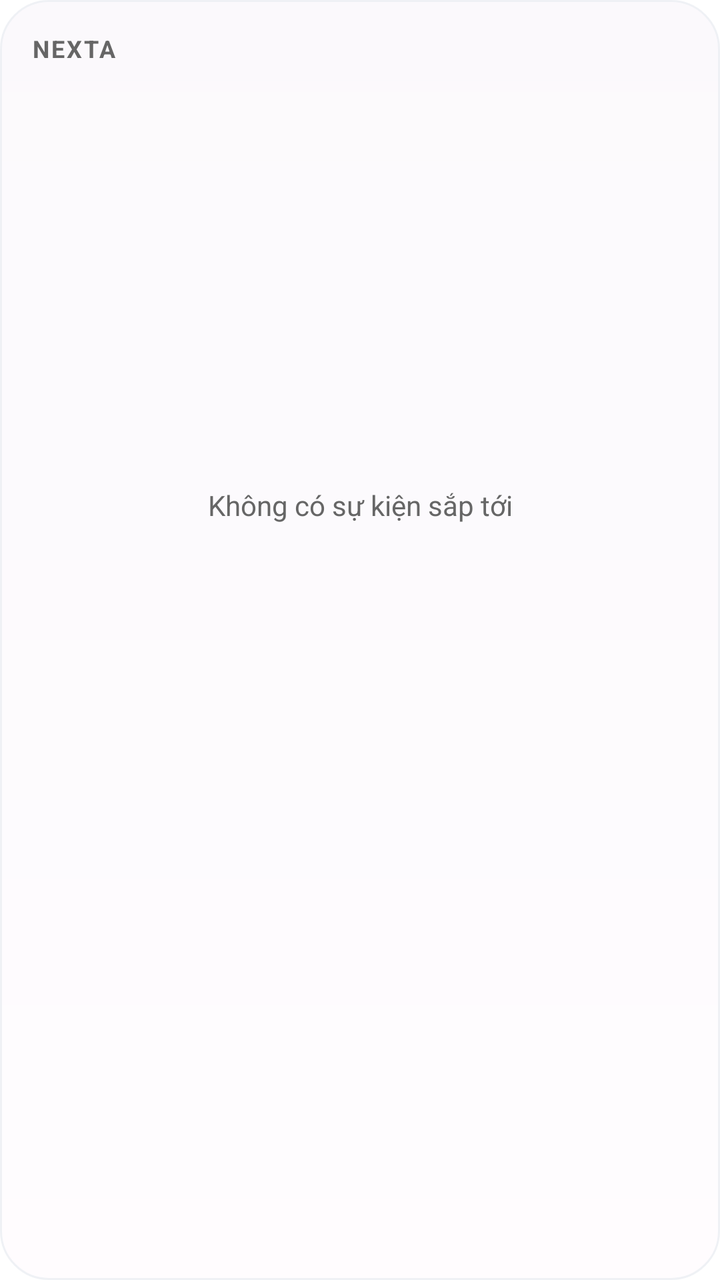
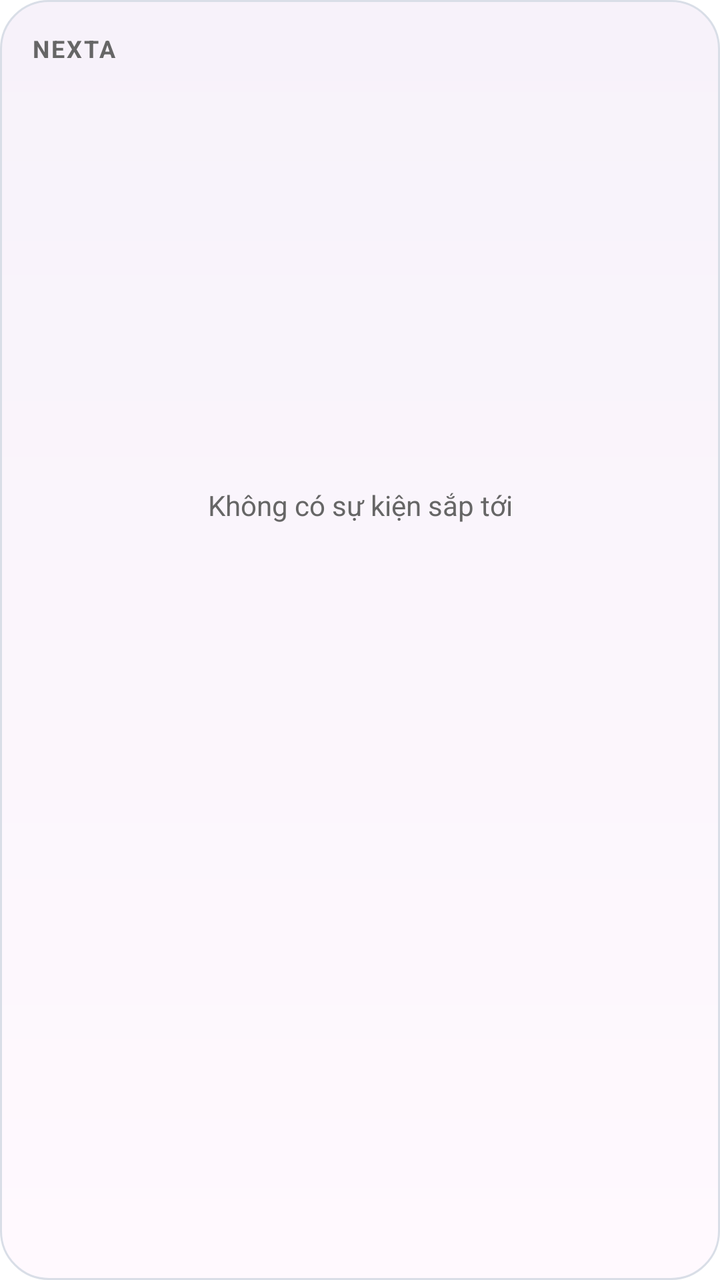

The first picture is an Android layout as it rendered before a commit; the second is the same layout after the commit. The layout source and the unified diff follow.
<!-- AndroidManifest.xml: fallback theme Theme.MaterialComponents.DayNight.NoActionBar -->
<!-- res/layout/nexta_widget.xml -->
<?xml version="1.0" encoding="utf-8"?>
<FrameLayout xmlns:android="http://schemas.android.com/apk/res/android"
    android:layout_width="match_parent"
    android:layout_height="match_parent">

    <View
        android:layout_width="match_parent"
        android:layout_height="match_parent"
        android:background="@drawable/nexta_widget_background"
        android:alpha="0.4" />

    <LinearLayout
        android:layout_width="match_parent"
        android:layout_height="match_parent"
        android:orientation="vertical"
        android:padding="16dp">

        <TextView
            android:id="@+id/widget_header"
            android:layout_width="match_parent"
            android:layout_height="wrap_content"
            android:text="NEXTA"
            android:textSize="12sp"
            android:textStyle="bold"
            android:letterSpacing="0.08"
            android:textColor="#666666" />

        <TextView
            android:id="@+id/widget_empty"
            android:layout_width="match_parent"
            android:layout_height="0dp"
            android:layout_weight="1"
            android:gravity="center"
            android:text="Không có sự kiện sắp tới"
            android:textSize="14sp"
            android:textColor="#666666" />

        <LinearLayout
            android:id="@+id/widget_event_1"
            android:layout_width="match_parent"
            android:layout_height="wrap_content"
            android:orientation="vertical"
            android:paddingTop="10dp"
            android:paddingBottom="8dp">

            <TextView
                android:id="@+id/widget_event_1_title"
                android:layout_width="match_parent"
                android:layout_height="wrap_content"
                android:maxLines="1"
                android:ellipsize="end"
                android:textSize="16sp"
                android:textStyle="bold"
                android:textColor="#202124" />

            <TextView
                android:id="@+id/widget_event_1_time"
                android:layout_width="match_parent"
                android:layout_height="wrap_content"
                android:layout_marginTop="3dp"
                android:textSize="13sp"
                android:textColor="#444444" />

            <TextView
                android:id="@+id/widget_event_1_meta"
                android:layout_width="match_parent"
                android:layout_height="wrap_content"
                android:layout_marginTop="2dp"
                android:maxLines="1"
                android:ellipsize="end"
                android:textSize="12sp"
                android:textColor="#666666" />
        </LinearLayout>

        <LinearLayout
            android:id="@+id/widget_event_2"
            android:layout_width="match_parent"
            android:layout_height="wrap_content"
            android:orientation="vertical"
            android:paddingTop="8dp"
            android:paddingBottom="4dp">

            <TextView
                android:id="@+id/widget_event_2_title"
                android:layout_width="match_parent"
                android:layout_height="wrap_content"
                android:maxLines="1"
                android:ellipsize="end"
                android:textSize="16sp"
                android:textStyle="bold"
                android:textColor="#202124" />

            <TextView
                android:id="@+id/widget_event_2_time"
                android:layout_width="match_parent"
                android:layout_height="wrap_content"
                android:layout_marginTop="3dp"
                android:textSize="13sp"
                android:textColor="#444444" />

            <TextView
                android:id="@+id/widget_event_2_meta"
                android:layout_width="match_parent"
                android:layout_height="wrap_content"
                android:layout_marginTop="2dp"
                android:maxLines="1"
                android:ellipsize="end"
                android:textSize="12sp"
                android:textColor="#666666" />
        </LinearLayout>
    </LinearLayout>
</FrameLayout>
<!-- resources referenced by this layout -->
<resources>
  <!-- drawable nexta_widget_background (drawable) -->
  <?xml version="1.0" encoding="utf-8"?>
  <shape xmlns:android="http://schemas.android.com/apk/res/android">
      <corners android:radius="24dp" />
      <gradient
          android:angle="90"
          android:startColor="@color/nexta_widget_surface_start"
          android:endColor="@color/nexta_widget_surface_end" />
      <stroke
          android:width="1dp"
          android:color="#D9DEE7" />
  </shape>
  <color name="nexta_widget_surface_start">#FFF9FE</color>
  <color name="nexta_widget_surface_end">#F7F2FA</color>
</resources>

<!-- the commit's change to res/layout/nexta_widget.xml (unified diff, before → after) -->
@@ -1,112 +1,102 @@
 <?xml version="1.0" encoding="utf-8"?>
-<FrameLayout xmlns:android="http://schemas.android.com/apk/res/android"
+<LinearLayout xmlns:android="http://schemas.android.com/apk/res/android"
     android:layout_width="match_parent"
-    android:layout_height="match_parent">
+    android:layout_height="match_parent"
+    android:orientation="vertical"
+    android:padding="16dp"
+    android:background="@drawable/nexta_widget_background">
 
-    <View
+    <TextView
+        android:id="@+id/widget_header"
         android:layout_width="match_parent"
-        android:layout_height="match_parent"
-        android:background="@drawable/nexta_widget_background"
-        android:alpha="0.4" />
+        android:layout_height="wrap_content"
+        android:text="NEXTA"
+        android:textSize="12sp"
+        android:textStyle="bold"
+        android:letterSpacing="0.08"
+        android:textColor="#666666" />
+
+    <TextView
+        android:id="@+id/widget_empty"
+        android:layout_width="match_parent"
+        android:layout_height="0dp"
+        android:layout_weight="1"
+        android:gravity="center"
+        android:text="Không có sự kiện sắp tới"
+        android:textSize="14sp"
+        android:textColor="#666666" />
 
     <LinearLayout
+        android:id="@+id/widget_event_1"
         android:layout_width="match_parent"
-        android:layout_height="match_parent"
+        android:layout_height="wrap_content"
         android:orientation="vertical"
-        android:padding="16dp">
+        android:paddingTop="10dp"
+        android:paddingBottom="8dp">
 
         <TextView
-            android:id="@+id/widget_header"
+            android:id="@+id/widget_event_1_title"
             android:layout_width="match_parent"
             android:layout_height="wrap_content"
-            android:text="NEXTA"
-            android:textSize="12sp"
+            android:maxLines="1"
+            android:ellipsize="end"
+            android:textSize="16sp"
             android:textStyle="bold"
-            android:letterSpacing="0.08"
-            android:textColor="#666666" />
+            android:textColor="#202124" />
 
         <TextView
-            android:id="@+id/widget_empty"
-            android:layout_width="match_parent"
-            android:layout_height="0dp"
-            android:layout_weight="1"
-            android:gravity="center"
-            android:text="Không có sự kiện sắp tới"
-            android:textSize="14sp"
-            android:textColor="#666666" />
-
-        <LinearLayout
-            android:id="@+id/widget_event_1"
+            android:id="@+id/widget_event_1_time"
             android:layout_width="match_parent"
             android:layout_height="wrap_content"
-            android:orientation="vertical"
-            android:paddingTop="10dp"
-            android:paddingBottom="8dp">
+            android:layout_marginTop="3dp"
+            android:textSize="13sp"
+            android:textColor="#444444" />
 
-            <TextView
-                android:id="@+id/widget_event_1_title"
-                android:layout_width="match_parent"
-                android:layout_height="wrap_content"
-                android:maxLines="1"
-                android:ellipsize="end"
-                android:textSize="16sp"
-                android:textStyle="bold"
-                android:textColor="#202124" />
-
-            <TextView
-                android:id="@+id/widget_event_1_time"
-                android:layout_width="match_parent"
-                android:layout_height="wrap_content"
-                android:layout_marginTop="3dp"
-                android:textSize="13sp"
-                android:textColor="#444444" />
-
-            <TextView
-                android:id="@+id/widget_event_1_meta"
-                android:layout_width="match_parent"
-                android:layout_height="wrap_content"
-                android:layout_marginTop="2dp"
-                android:maxLines="1"
-                android:ellipsize="end"
-                android:textSize="12sp"
-                android:textColor="#666666" />
-        </LinearLayout>
-
-        <LinearLayout
-            android:id="@+id/widget_event_2"
+        <TextView
+            android:id="@+id/widget_event_1_meta"
             android:layout_width="match_parent"
             android:layout_height="wrap_content"
-            android:orientation="vertical"
-            android:paddingTop="8dp"
-            android:paddingBottom="4dp">
+            android:layout_marginTop="2dp"
+            android:maxLines="1"
+            android:ellipsize="end"
+            android:textSize="12sp"
+            android:textColor="#666666" />
+    </LinearLayout>
 
-            <TextView
-                android:id="@+id/widget_event_2_title"
-                android:layout_width="match_parent"
-                android:layout_height="wrap_content"
-                android:maxLines="1"
-                android:ellipsize="end"
-                android:textSize="16sp"
-                android:textStyle="bold"
-                android:textColor="#202124" />
+    <LinearLayout
+        android:id="@+id/widget_event_2"
+        android:layout_width="match_parent"
+        android:layout_height="wrap_content"
+        android:orientation="vertical"
+        android:paddingTop="8dp"
+        android:paddingBottom="4dp">
 
-            <TextView
-                android:id="@+id/widget_event_2_time"
-                android:layout_width="match_parent"
-                android:layout_height="wrap_content"
-                android:layout_marginTop="3dp"
-                android:textSize="13sp"
-                android:textColor="#444444" />
+        <TextView
+            android:id="@+id/widget_event_2_title"
+            android:layout_width="match_parent"
+            android:layout_height="wrap_content"
+            android:maxLines="1"
+            android:ellipsize="end"
+            android:textSize="16sp"
+            android:textStyle="bold"
+            android:textColor="#202124" />
 
-            <TextView
-                android:id="@+id/widget_event_2_meta"
-                android:layout_width="match_parent"
-                android:layout_height="wrap_content"
-                android:layout_marginTop="2dp"
-                android:maxLines="1"
-                android:ellipsize="end"
-                android:textSize="12sp"
-                android:textColor="#666666" />
-        </LinearLayout>
+        <TextView
+            android:id="@+id/widget_event_2_time"
+            android:layout_width="match_parent"
+            android:layout_height="wrap_content"
+            android:layout_marginTop="3dp"
+            android:textSize="13sp"
+            android:textColor="#444444" />
+
+        <TextView
+            android:id="@+id/widget_event_2_meta"
+            android:layout_width="match_parent"
+            android:layout_height="wrap_content"
+            android:layout_marginTop="2dp"
+            android:maxLines="1"
+            android:ellipsize="end"
+            android:textSize="12sp"
+            android:textColor="#666666" />
     </LinearLayout>
-</FrameLayout>
+</LinearLayout>
